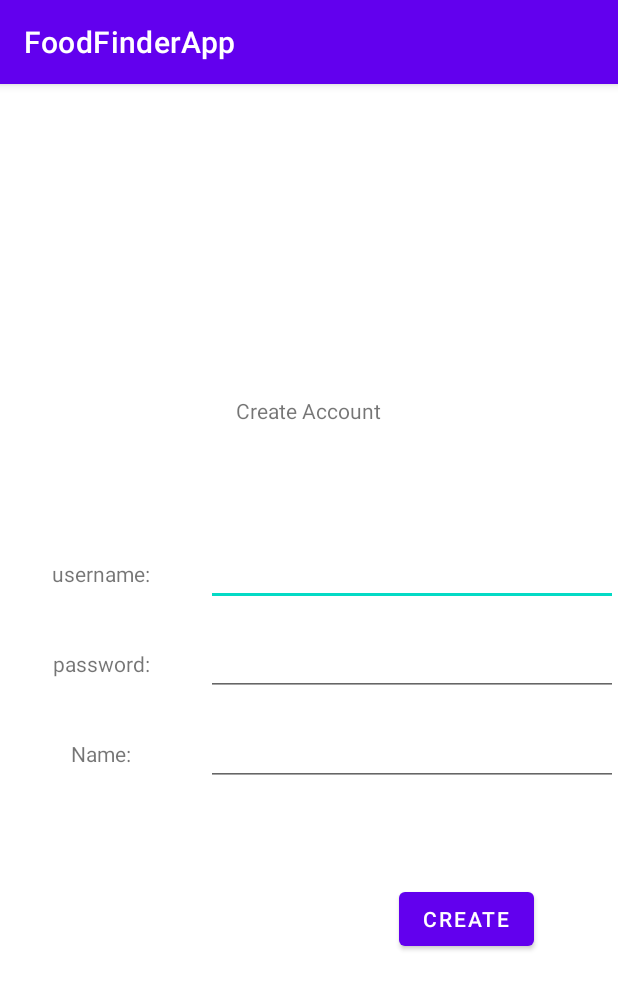
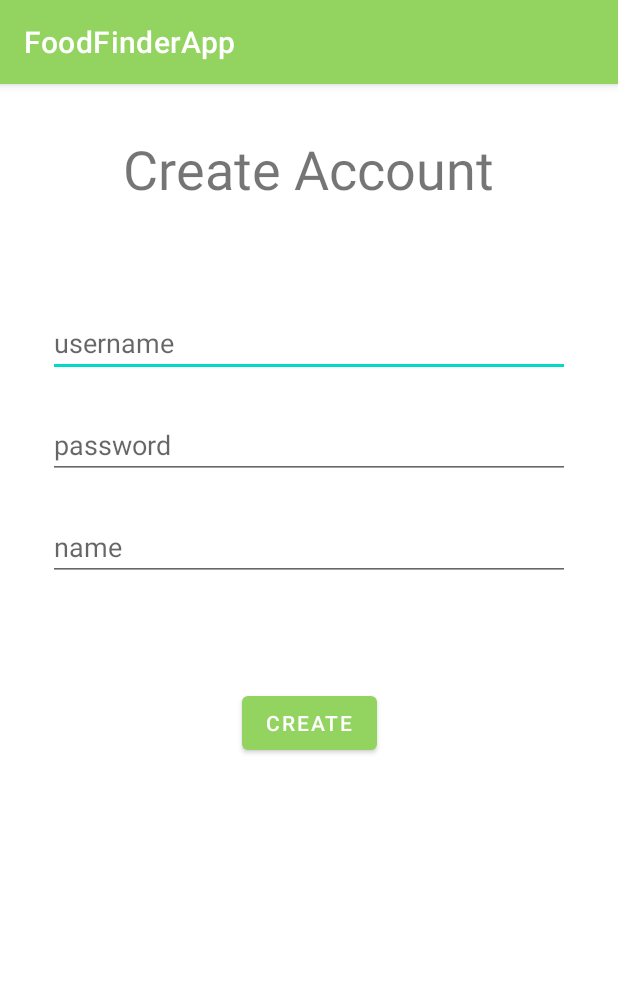
Before and after one commit to andrewthebare/FoodFinderApp, an Android app: the CreateAccount screen opened directly, with no data from a screen before it, on a phone screen of 412 x 824 dp. Shown: the top 989 px of the screen. Run offline under Robolectric (Android 15) with nearby library versions, the phone set to English and light mode, and no system bars.

Commit message:
Updated look and some layouts

```diff
--- a/app/src/main/java/com/example/foodfinderapp/Database.java
+++ b/app/src/main/java/com/example/foodfinderapp/Database.java
@@ -42,10 +42,10 @@ public class Database {
         b0.addReceipt(111, 100);
         m_businesses.add(b0);
 
-        Business b1 = new Business("Tiger Sports Shop", "Sportswear Store", 34.6830f, -82.8372f);
-        b1.addReward(new Reward("Free Small Car Decal", "", 100));
+        Business b1 = new Business("356 Sushi", "Sushi Restaurant", 34.6830f, -82.8372f);
+        b1.addReward(new Reward("Free Sushi Roll", "", 100));
         b1.addReward(new Reward("15% Off Purchase", "", 250));
-        b1.addReward(new Reward("Free T-Shirt", "", 500));
+        b1.addReward(new Reward("Free Dinner", "", 500));
         b1.addReceipt(000, 50);
         b1.addReceipt(111, 50);
         m_businesses.add(b1);
--- a/app/src/main/res/layout/activity_create_account.xml
+++ b/app/src/main/res/layout/activity_create_account.xml
@@ -10,8 +10,9 @@
         android:id="@+id/textView3"
         android:layout_width="wrap_content"
         android:layout_height="wrap_content"
-        android:layout_marginTop="208dp"
+        android:layout_marginTop="32dp"
         android:text="Create Account"
+        android:textSize="36sp"
         app:layout_constraintEnd_toEndOf="parent"
         app:layout_constraintHorizontal_bias="0.498"
         app:layout_constraintStart_toStartOf="parent"
@@ -21,18 +22,13 @@
         android:id="@+id/linearLayout"
         android:layout_width="match_parent"
         android:layout_height="60dp"
+        android:layout_marginStart="32dp"
         android:layout_marginTop="69dp"
+        android:layout_marginEnd="32dp"
         android:orientation="horizontal"
         app:layout_constraintEnd_toEndOf="parent"
         app:layout_constraintStart_toStartOf="parent"
         app:layout_constraintTop_toBottomOf="@+id/textView3">
-
-        <TextView
-            android:layout_width="0dp"
-            android:layout_height="match_parent"
-            android:layout_weight="1"
-            android:gravity="center"
-            android:text="username: " />
 
         <EditText
             android:id="@+id/newUsernameEdit"
@@ -40,6 +36,7 @@
             android:layout_height="wrap_content"
             android:layout_weight="2"
             android:ems="10"
+            android:hint="username"
             android:inputType="textPersonName" />
 
     </LinearLayout>
@@ -48,17 +45,13 @@
         android:id="@+id/linearLayout2"
         android:layout_width="match_parent"
         android:layout_height="60dp"
+        android:layout_marginStart="32dp"
+        android:layout_marginTop="8dp"
+        android:layout_marginEnd="32dp"
         android:orientation="horizontal"
         app:layout_constraintEnd_toEndOf="parent"
         app:layout_constraintStart_toStartOf="parent"
         app:layout_constraintTop_toBottomOf="@+id/linearLayout3">
-
-        <TextView
-            android:layout_width="0dp"
-            android:layout_height="match_parent"
-            android:layout_weight="1"
-            android:gravity="center"
-            android:text="Name: " />
 
         <EditText
             android:id="@+id/newNameEdit"
@@ -66,6 +59,7 @@
             android:layout_height="wrap_content"
             android:layout_weight="2"
             android:ems="10"
+            android:hint="name"
             android:inputType="textPersonName" />
 
     </LinearLayout>
@@ -74,17 +68,13 @@
         android:id="@+id/linearLayout3"
         android:layout_width="match_parent"
         android:layout_height="60dp"
+        android:layout_marginStart="32dp"
+        android:layout_marginTop="8dp"
+        android:layout_marginEnd="32dp"
         android:orientation="horizontal"
         app:layout_constraintEnd_toEndOf="parent"
         app:layout_constraintStart_toStartOf="parent"
         app:layout_constraintTop_toBottomOf="@+id/linearLayout">
-
-        <TextView
-            android:layout_width="0dp"
-            android:layout_height="match_parent"
-            android:layout_weight="1"
-            android:gravity="center"
-            android:text="password: " />
 
         <EditText
             android:id="@+id/newPasswordEdit"
@@ -92,7 +82,8 @@
             android:layout_height="wrap_content"
             android:layout_weight="2"
             android:ems="10"
-            android:inputType="textPersonName" />
+            android:hint="password"
+            android:inputType="textPassword" />
 
     </LinearLayout>
 
@@ -101,8 +92,8 @@
         android:layout_width="wrap_content"
         android:layout_height="wrap_content"
         android:layout_marginTop="56dp"
-        android:layout_marginEnd="56dp"
         android:text="Create"
         app:layout_constraintEnd_toEndOf="parent"
+        app:layout_constraintStart_toStartOf="parent"
         app:layout_constraintTop_toBottomOf="@+id/linearLayout2" />
 </androidx.constraintlayout.widget.ConstraintLayout>
--- a/app/src/main/res/values/colors.xml
+++ b/app/src/main/res/values/colors.xml
@@ -1,8 +1,8 @@
 <?xml version="1.0" encoding="utf-8"?>
 <resources>
     <color name="purple_200">#FFBB86FC</color>
-    <color name="purple_500">#FF6200EE</color>
-    <color name="purple_700">#FF3700B3</color>
+    <color name="purple_500">#92d45f</color>
+    <color name="purple_700">#5c873b</color>
     <color name="teal_200">#FF03DAC5</color>
     <color name="teal_700">#FF018786</color>
     <color name="black">#FF000000</color>
```
Also changed, not shown: app/src/main/res/layout/activity_login_screen.xml (+10 -5 lines).
